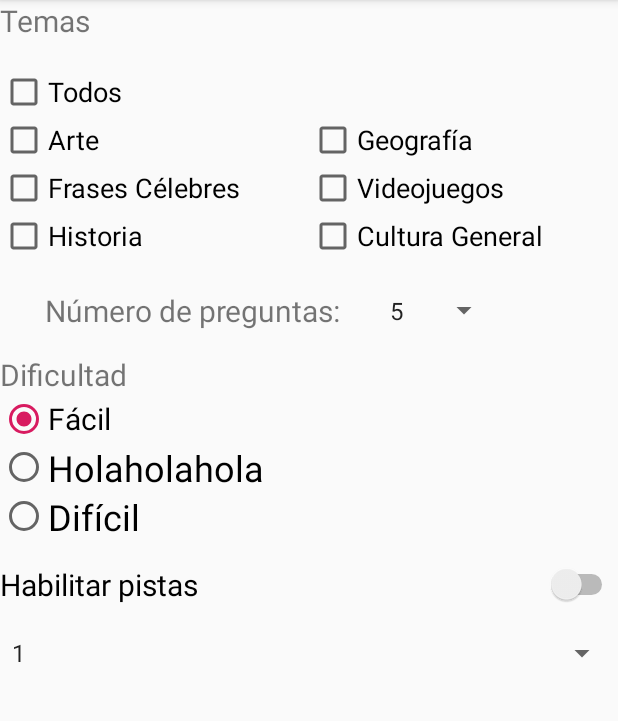
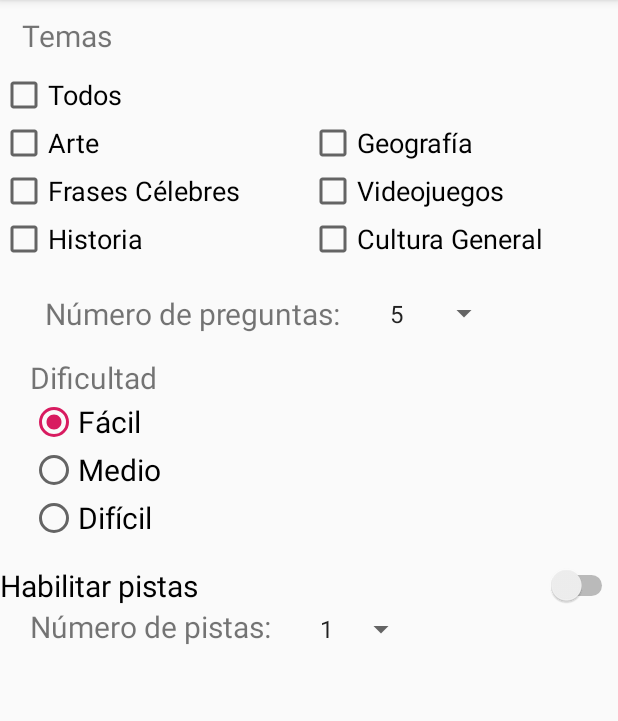
Before and after one commit to MDG99/QuizApp-Pro, an Android app: the OptionsActivity screen opened directly, with no data from a screen before it, on a phone screen of 412 x 824 dp, the part 84-805 px from its top. Run offline under Robolectric (Android 15) with nearby library versions, the phone set to English and light mode, and no system bars.

Commit message:
Acabo de hacer lo que me pidió max

```diff
--- a/app/src/main/res/layout/activity_options.xml
+++ b/app/src/main/res/layout/activity_options.xml
@@ -9,9 +9,13 @@
     <LinearLayout
         android:layout_width="match_parent"
         android:layout_height="wrap_content"
+        android:layout_gravity="center"
+        android:layout_marginLeft="10dp"
+        android:layout_marginTop="10dp"
         android:orientation="horizontal">
 
         <TextView
+
             android:layout_width="wrap_content"
             android:layout_height="wrap_content"
             android:layout_gravity="start"
@@ -24,7 +28,7 @@
     <LinearLayout
         android:layout_width="match_parent"
         android:layout_height="wrap_content"
-        android:layout_marginTop="18dp"
+        android:layout_marginTop="10dp"
         android:orientation="vertical">
 
         <LinearLayout
@@ -140,13 +144,13 @@
 
     <LinearLayout
         android:layout_width="wrap_content"
-        android:layout_height="wrap_content">
+        android:layout_height="wrap_content"
+        android:layout_marginLeft="20dp">
 
         <RadioGroup
             android:layout_width="match_parent"
             android:layout_height="wrap_content"
             android:layout_marginTop="15dp"
-
             android:orientation="vertical">
 
             <TextView
@@ -168,8 +172,8 @@
                 android:id="@+id/medio_radio"
                 android:layout_width="wrap_content"
                 android:layout_height="wrap_content"
-                android:text="Holaholahola"
-                android:textSize="24sp" />
+                android:text="Medio"
+                android:textSize="20sp" />
 
 
             <RadioButton
@@ -177,7 +181,7 @@
                 android:layout_width="wrap_content"
                 android:layout_height="wrap_content"
                 android:text="Difícil"
-                android:textSize="24sp" />
+                android:textSize="20sp" />
 
 
         </RadioGroup>
@@ -191,11 +195,23 @@
         android:text="Habilitar pistas"
         android:textSize="20sp" />
 
-    <Spinner
-        android:id="@+id/pistas_spinner"
-        android:layout_width="match_parent"
+    <LinearLayout
+        android:layout_width="wrap_content"
         android:layout_height="wrap_content"
-        android:layout_marginTop="20dp"
-        android:entries="@array/cantidad_pistas" />
+        android:orientation="horizontal">
 
+        <TextView
+            android:layout_width="wrap_content"
+            android:layout_height="wrap_content"
+            android:layout_marginLeft="20dp"
+            android:text="Número de pistas: "
+            android:textSize="20sp" />
+
+        <Spinner
+            android:id="@+id/pistas_spinner"
+            android:layout_width="wrap_content"
+            android:layout_height="wrap_content"
+            android:layout_marginLeft="20dp"
+            android:entries="@array/cantidad_pistas" />
+    </LinearLayout>
 </LinearLayout>
```
